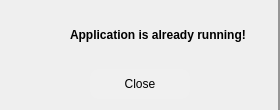
The window that src/ui/forms/EasyLangSwitcher_warning.ui (egoisticdesire/EasyLangSwitcher) describes before a commit, drawn with Qt 5.
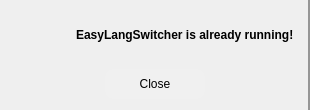
The same window after the commit. Icons and pictures are not drawn.

Diff of the .ui file:
```diff
--- a/src/ui/forms/EasyLangSwitcher_warning.ui
+++ b/src/ui/forms/EasyLangSwitcher_warning.ui
@@ -6,19 +6,19 @@
    <rect>
     <x>0</x>
     <y>0</y>
-    <width>280</width>
+    <width>310</width>
     <height>110</height>
    </rect>
   </property>
   <property name="minimumSize">
    <size>
-    <width>280</width>
+    <width>310</width>
     <height>110</height>
    </size>
   </property>
   <property name="maximumSize">
    <size>
-    <width>280</width>
+    <width>310</width>
     <height>110</height>
    </size>
   </property>
@@ -192,7 +192,7 @@
            </font>
           </property>
           <property name="text">
-           <string>Application is already running!</string>
+           <string>EasyLangSwitcher is already running!</string>
           </property>
           <property name="wordWrap">
            <bool>true</bool>
```
